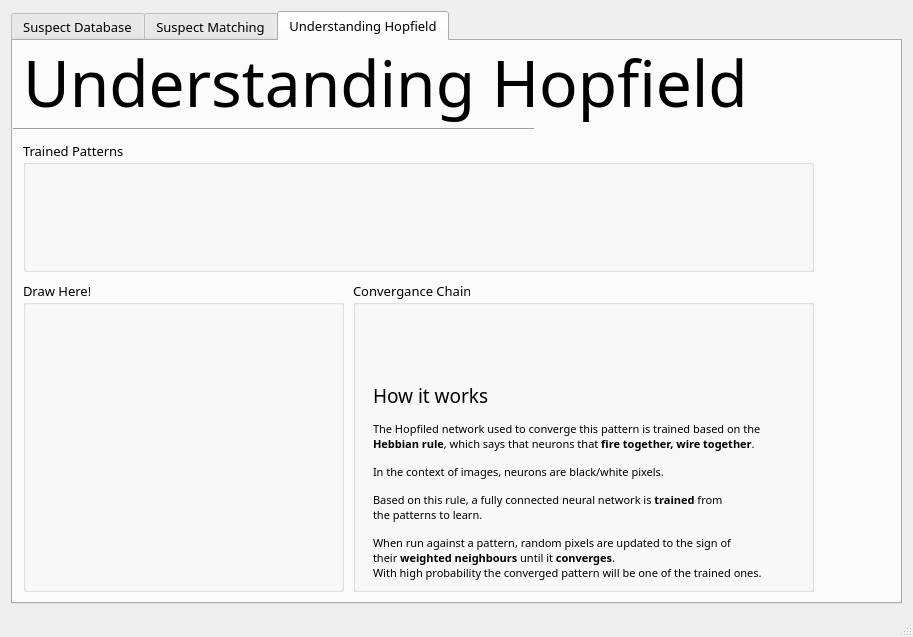
Above: gui/policedb.ui from imperialhopfield/hopfield before the change. Below: the same form after it.
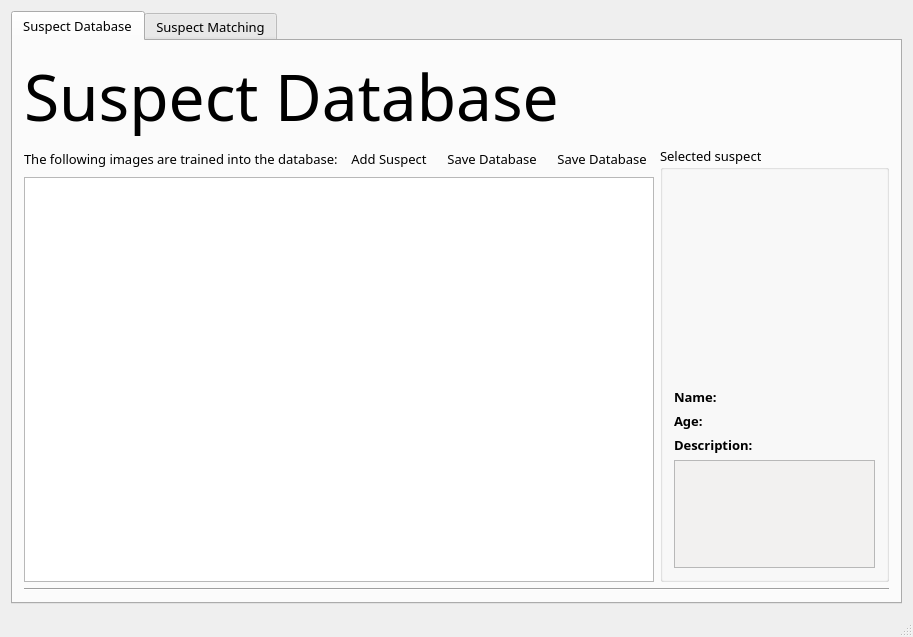
That is the form after the change. The open tabs and pages were chosen to show the change. Icons and pictures are not drawn.

Commit message: Changed the image recognition  to not display the RHS automatically, before match

Diff of the .ui file:
```diff
--- a/gui/policedb.ui
+++ b/gui/policedb.ui
@@ -197,7 +197,7 @@
                  <item>
                   <widget class="QLabel" name="nameLabel">
                    <property name="text">
-                    <string>Lukas S.</string>
+                    <string/>
                    </property>
                    <property name="textInteractionFlags">
                     <set>Qt::LinksAccessibleByMouse|Qt::TextSelectableByKeyboard|Qt::TextSelectableByMouse</set>
@@ -224,7 +224,7 @@
                  <item>
                   <widget class="QLabel" name="ageLabel">
                    <property name="text">
-                    <string>21</string>
+                    <string/>
                    </property>
                    <property name="textInteractionFlags">
                     <set>Qt::LinksAccessibleByMouse|Qt::TextSelectableByKeyboard|Qt::TextSelectableByMouse</set>
@@ -295,7 +295,7 @@
 &lt;html&gt;&lt;head&gt;&lt;meta name=&quot;qrichtext&quot; content=&quot;1&quot; /&gt;&lt;style type=&quot;text/css&quot;&gt;
 p, li { white-space: pre-wrap; }
 &lt;/style&gt;&lt;/head&gt;&lt;body style=&quot; font-family:'Helvetica LT Std Light'; font-size:10pt; font-weight:400; font-style:normal;&quot;&gt;
-&lt;p style=&quot; margin-top:0px; margin-bottom:14px; margin-left:0px; margin-right:0px; -qt-block-indent:0; text-indent:0px;&quot;&gt;&lt;span style=&quot; font-family:'Arial,Helvetica,sans'; font-size:11px; color:#000000;&quot;&gt;Slim shady&lt;/span&gt;&lt;/p&gt;&lt;/body&gt;&lt;/html&gt;</string>
+&lt;p style=&quot;-qt-paragraph-type:empty; margin-top:0px; margin-bottom:14px; margin-left:0px; margin-right:0px; -qt-block-indent:0; text-indent:0px;&quot;&gt;&lt;br /&gt;&lt;/p&gt;&lt;/body&gt;&lt;/html&gt;</string>
                    </property>
                    <property name="textInteractionFlags">
                     <set>Qt::LinksAccessibleByKeyboard|Qt::LinksAccessibleByMouse|Qt::TextBrowserInteraction|Qt::TextSelectableByKeyboard|Qt::TextSelectableByMouse</set>
@@ -559,362 +559,6 @@
         </item>
        </layout>
       </widget>
-      <widget class="QWidget" name="hopfiel_playground_tab">
-       <attribute name="title">
-        <string>Understanding Hopfield</string>
-       </attribute>
-       <widget class="QLabel" name="label_8">
-        <property name="geometry">
-         <rect>
-          <x>10</x>
-          <y>0</y>
-          <width>771</width>
-          <height>81</height>
-         </rect>
-        </property>
-        <property name="font">
-         <font>
-          <family>Helvetica LT Std Light</family>
-          <pointsize>48</pointsize>
-          <weight>50</weight>
-          <bold>false</bold>
-         </font>
-        </property>
-        <property name="text">
-         <string>Understanding Hopfield</string>
-        </property>
-       </widget>
-       <widget class="Line" name="line_3">
-        <property name="geometry">
-         <rect>
-          <x>0</x>
-          <y>80</y>
-          <width>521</width>
-          <height>16</height>
-         </rect>
-        </property>
-        <property name="acceptDrops">
-         <bool>false</bool>
-        </property>
-        <property name="autoFillBackground">
-         <bool>false</bool>
-        </property>
-        <property name="frameShadow">
-         <enum>QFrame::Sunken</enum>
-        </property>
-        <property name="lineWidth">
-         <number>1</number>
-        </property>
-        <property name="orientation">
-         <enum>Qt::Horizontal</enum>
-        </property>
-       </widget>
-       <widget class="QGroupBox" name="groupBox_6">
-        <property name="geometry">
-         <rect>
-          <x>10</x>
-          <y>100</y>
-          <width>791</width>
-          <height>131</height>
-         </rect>
-        </property>
-        <property name="title">
-         <string>Trained Patterns</string>
-        </property>
-        <widget class="QLabel" name="label_18">
-         <property name="geometry">
-          <rect>
-           <x>20</x>
-           <y>20</y>
-           <width>101</width>
-           <height>101</height>
-          </rect>
-         </property>
-         <property name="text">
-          <string/>
-         </property>
-         <property name="pixmap">
-          <pixmap resource="policedbresource.qrc">:/new/prefix1/8x8-images/highres/smiley1.bmp.bmp</pixmap>
-         </property>
-         <property name="scaledContents">
-          <bool>true</bool>
-         </property>
-        </widget>
-        <widget class="QLabel" name="label_19">
-         <property name="geometry">
-          <rect>
-           <x>280</x>
-           <y>20</y>
-           <width>101</width>
-           <height>101</height>
-          </rect>
-         </property>
-         <property name="text">
-          <string/>
-         </property>
-         <property name="pixmap">
-          <pixmap resource="policedbresource.qrc">:/new/prefix1/8x8-images/highres/eleven.bmp.bmp</pixmap>
-         </property>
-         <property name="scaledContents">
-          <bool>true</bool>
-         </property>
-        </widget>
-        <widget class="QLabel" name="label_20">
-         <property name="geometry">
-          <rect>
-           <x>150</x>
-           <y>20</y>
-           <width>101</width>
-           <height>101</height>
-          </rect>
-         </property>
-         <property name="text">
-          <string/>
-         </property>
-         <property name="pixmap">
-          <pixmap resource="policedbresource.qrc">:/new/prefix1/8x8-images/highres/plus.bmp.bmp</pixmap>
-         </property>
-         <property name="scaledContents">
-          <bool>true</bool>
-         </property>
-        </widget>
-        <widget class="QLabel" name="label_21">
-         <property name="geometry">
-          <rect>
-           <x>410</x>
-           <y>20</y>
-           <width>101</width>
-           <height>101</height>
-          </rect>
-         </property>
-         <property name="text">
-          <string/>
-         </property>
-         <property name="pixmap">
-          <pixmap resource="policedbresource.qrc">:/new/prefix1/8x8-images/highres/house.bmp.bmp</pixmap>
-         </property>
-         <property name="scaledContents">
-          <bool>true</bool>
-         </property>
-        </widget>
-        <widget class="QLabel" name="label_22">
-         <property name="geometry">
-          <rect>
-           <x>540</x>
-           <y>20</y>
-           <width>101</width>
-           <height>101</height>
-          </rect>
-         </property>
-         <property name="text">
-          <string/>
-         </property>
-         <property name="pixmap">
-          <pixmap resource="policedbresource.qrc">:/new/prefix1/8x8-images/highres/circle.bmp.bmp</pixmap>
-         </property>
-         <property name="scaledContents">
-          <bool>true</bool>
-         </property>
-        </widget>
-        <widget class="QLabel" name="label_23">
-         <property name="geometry">
-          <rect>
-           <x>670</x>
-           <y>20</y>
-           <width>101</width>
-           <height>101</height>
-          </rect>
-         </property>
-         <property name="text">
-          <string/>
-         </property>
-         <property name="pixmap">
-          <pixmap resource="policedbresource.qrc">:/new/prefix1/8x8-images/highres/squarecross.bmp.bmp</pixmap>
-         </property>
-         <property name="scaledContents">
-          <bool>true</bool>
-         </property>
-        </widget>
-       </widget>
-       <widget class="QGroupBox" name="groupBox_7">
-        <property name="geometry">
-         <rect>
-          <x>10</x>
-          <y>240</y>
-          <width>321</width>
-          <height>311</height>
-         </rect>
-        </property>
-        <property name="title">
-         <string>Draw Here!</string>
-        </property>
-        <widget class="QLabel" name="label_9">
-         <property name="geometry">
-          <rect>
-           <x>10</x>
-           <y>20</y>
-           <width>291</width>
-           <height>281</height>
-          </rect>
-         </property>
-         <property name="cursor">
-          <cursorShape>ArrowCursor</cursorShape>
-         </property>
-         <property name="text">
-          <string/>
-         </property>
-         <property name="pixmap">
-          <pixmap resource="policedbresource.qrc">:/new/prefix1/drawn-circle.jpg</pixmap>
-         </property>
-         <property name="scaledContents">
-          <bool>true</bool>
-         </property>
-        </widget>
-       </widget>
-       <widget class="QGroupBox" name="groupBox_8">
-        <property name="geometry">
-         <rect>
-          <x>340</x>
-          <y>240</y>
-          <width>461</width>
-          <height>311</height>
-         </rect>
-        </property>
-        <property name="title">
-         <string>Convergance Chain</string>
-        </property>
-        <widget class="QLabel" name="label_24">
-         <property name="geometry">
-          <rect>
-           <x>20</x>
-           <y>30</y>
-           <width>61</width>
-           <height>61</height>
-          </rect>
-         </property>
-         <property name="text">
-          <string/>
-         </property>
-         <property name="pixmap">
-          <pixmap resource="policedbresource.qrc">:/new/prefix1/8x8-convergence/highres/000001.bmp.bmp</pixmap>
-         </property>
-         <property name="scaledContents">
-          <bool>true</bool>
-         </property>
-        </widget>
-        <widget class="QLabel" name="label_25">
-         <property name="geometry">
-          <rect>
-           <x>90</x>
-           <y>30</y>
-           <width>61</width>
-           <height>61</height>
-          </rect>
-         </property>
-         <property name="text">
-          <string/>
-         </property>
-         <property name="pixmap">
-          <pixmap resource="policedbresource.qrc">:/new/prefix1/8x8-convergence/highres/000004.bmp.bmp</pixmap>
-         </property>
-         <property name="scaledContents">
-          <bool>true</bool>
-         </property>
-        </widget>
-        <widget class="QLabel" name="label_26">
-         <property name="geometry">
-          <rect>
-           <x>160</x>
-           <y>30</y>
-           <width>61</width>
-           <height>61</height>
-          </rect>
-         </property>
-         <property name="text">
-          <string/>
-         </property>
-         <property name="pixmap">
-          <pixmap resource="policedbresource.qrc">:/new/prefix1/8x8-convergence/highres/000006.bmp.bmp</pixmap>
-         </property>
-         <property name="scaledContents">
-          <bool>true</bool>
-         </property>
-        </widget>
-        <widget class="QLabel" name="label_27">
-         <property name="geometry">
-          <rect>
-           <x>230</x>
-           <y>30</y>
-           <width>61</width>
-           <height>61</height>
-          </rect>
-         </property>
-         <property name="text">
-          <string/>
-         </property>
-         <property name="pixmap">
-          <pixmap resource="policedbresource.qrc">:/new/prefix1/8x8-convergence/highres/000008.bmp.bmp</pixmap>
-         </property>
-         <property name="scaledContents">
-          <bool>true</bool>
-         </property>
-        </widget>
-        <widget class="QLabel" name="label_28">
-         <property name="geometry">
-          <rect>
-           <x>300</x>
-           <y>30</y>
-           <width>61</width>
-           <height>61</height>
-          </rect>
-         </property>
-         <property name="text">
-          <string/>
-         </property>
-         <property name="pixmap">
-          <pixmap resource="policedbresource.qrc">:/new/prefix1/8x8-convergence/highres/000009.bmp.bmp</pixmap>
-         </property>
-         <property name="scaledContents">
-          <bool>true</bool>
-         </property>
-        </widget>
-        <widget class="QLabel" name="label_29">
-         <property name="geometry">
-          <rect>
-           <x>370</x>
-           <y>30</y>
-           <width>61</width>
-           <height>61</height>
-          </rect>
-         </property>
-         <property name="text">
-          <string/>
-         </property>
-         <property name="pixmap">
-          <pixmap resource="policedbresource.qrc">:/new/prefix1/8x8-convergence/highres/000010.bmp.bmp</pixmap>
-         </property>
-         <property name="scaledContents">
-          <bool>true</bool>
-         </property>
-        </widget>
-        <widget class="QLabel" name="label_30">
-         <property name="geometry">
-          <rect>
-           <x>20</x>
-           <y>90</y>
-           <width>411</width>
-           <height>221</height>
-          </rect>
-         </property>
-         <property name="text">
-          <string>&lt;html&gt;&lt;head/&gt;&lt;body&gt;&lt;p&gt;&lt;span style=&quot; font-size:14pt;&quot;&gt;How it works&lt;/span&gt;&lt;/p&gt;&lt;p&gt;&lt;span style=&quot; font-size:8pt;&quot;&gt;The Hopfiled network used to converge this pattern is trained based on the&lt;br/&gt;&lt;/span&gt;&lt;span style=&quot; font-size:8pt; font-weight:600;&quot;&gt;Hebbian rule&lt;/span&gt;&lt;span style=&quot; font-size:8pt;&quot;&gt;, which says that neurons that &lt;/span&gt;&lt;span style=&quot; font-size:8pt; font-weight:600;&quot;&gt;fire together, wire together&lt;/span&gt;&lt;span style=&quot; font-size:8pt;&quot;&gt;.&lt;/span&gt;&lt;/p&gt;&lt;p&gt;&lt;span style=&quot; font-size:8pt;&quot;&gt;In the context of images, neurons are black/white pixels.&lt;/span&gt;&lt;/p&gt;&lt;p&gt;&lt;span style=&quot; font-size:8pt;&quot;&gt;Based on this rule, a fully connected neural network is &lt;/span&gt;&lt;span style=&quot; font-size:8pt; font-weight:600;&quot;&gt;trained&lt;/span&gt;&lt;span style=&quot; font-size:8pt;&quot;&gt; from&lt;br/&gt;the patterns to learn.&lt;/span&gt;&lt;/p&gt;&lt;p&gt;&lt;span style=&quot; font-size:8pt;&quot;&gt;When run against a pattern, random pixels are updated to the sign of&lt;br/&gt;their &lt;/span&gt;&lt;span style=&quot; font-size:8pt; font-weight:600;&quot;&gt;weighted neighbours&lt;/span&gt;&lt;span style=&quot; font-size:8pt;&quot;&gt; until it &lt;/span&gt;&lt;span style=&quot; font-size:8pt; font-weight:600;&quot;&gt;converges&lt;/span&gt;&lt;span style=&quot; font-size:8pt;&quot;&gt;.&lt;br/&gt;With high probability the converged pattern will be one of the trained ones.&lt;/span&gt;&lt;/p&gt;&lt;/body&gt;&lt;/html&gt;</string>
-         </property>
-         <property name="textFormat">
-          <enum>Qt::RichText</enum>
-         </property>
-        </widget>
-       </widget>
-      </widget>
      </widget>
     </item>
    </layout>
```
Left out of the diff: 99 changed lines with no effect on the pictures. The commit also changes 2 other files.
